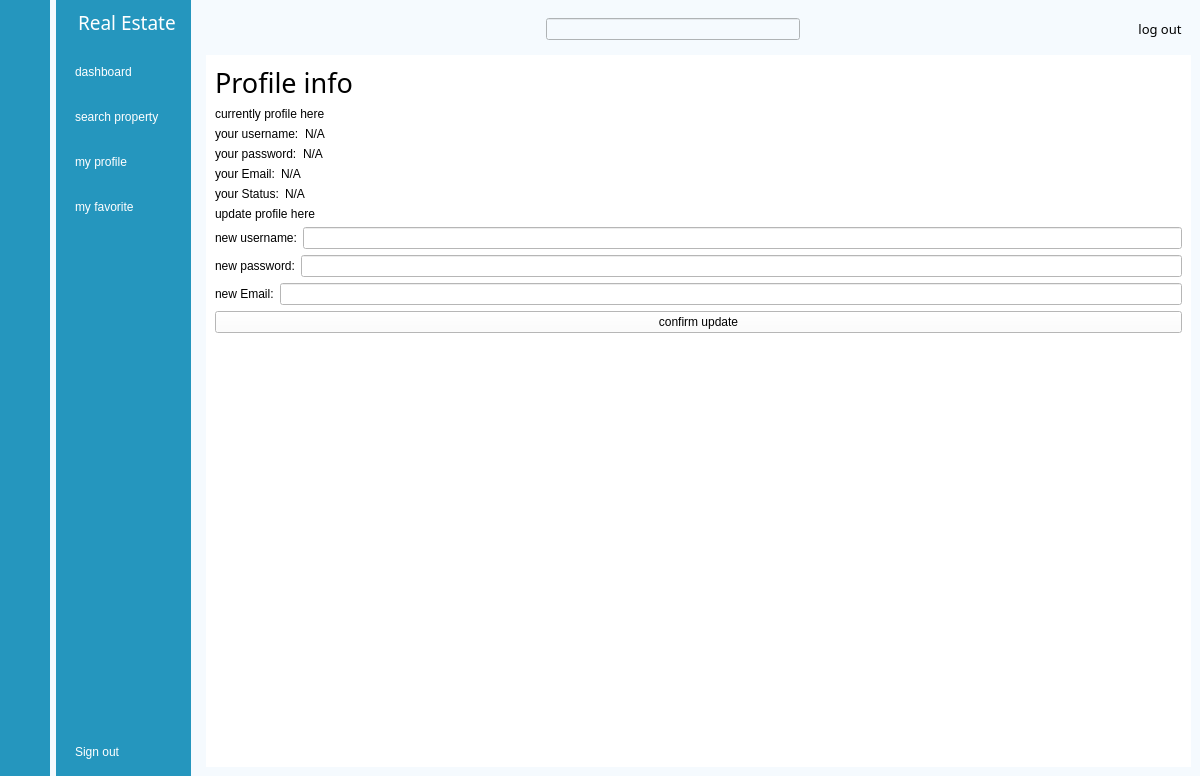
Before: the Qt Designer form BuyerMenu.ui in EricLi0473/CSIT314, drawn with Qt 5.
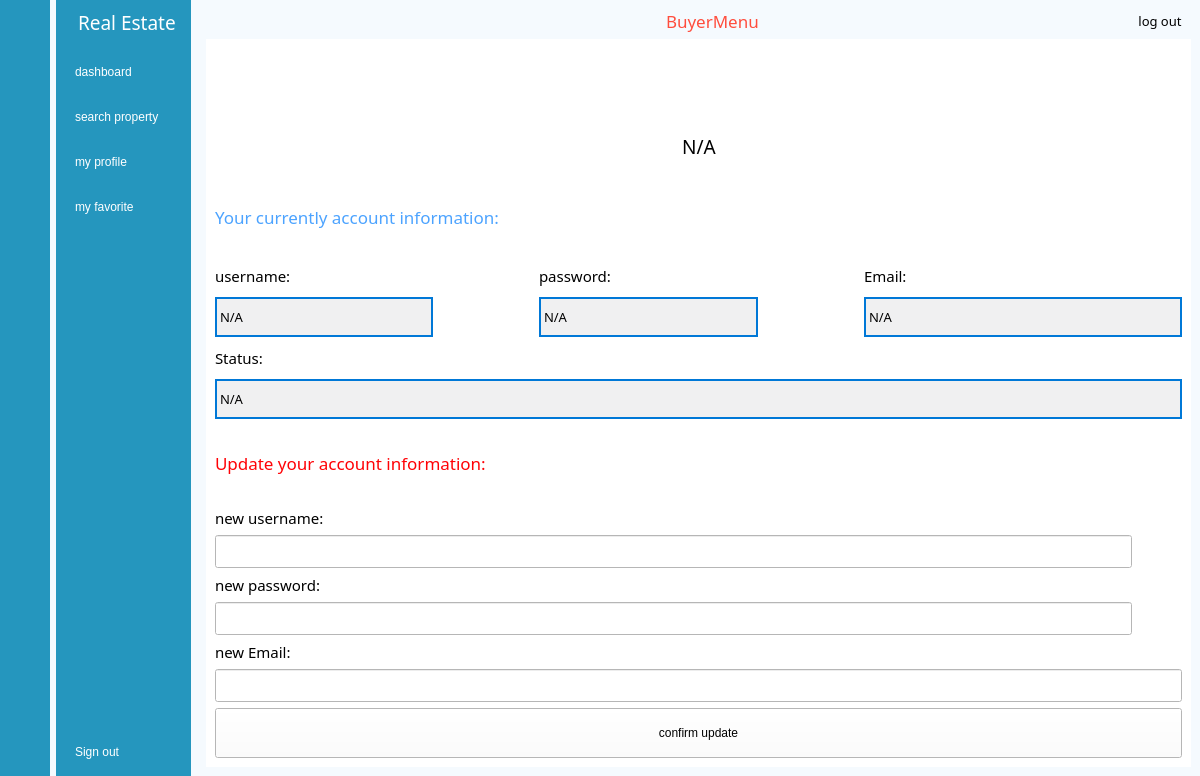
After: the same form once the commit is applied. Icons and pictures are not drawn. Custom widgets are drawn as their Qt base class.

The edit to the form file:
```diff
--- a/BuyerMenu.ui
+++ b/BuyerMenu.ui
@@ -372,6 +372,12 @@
        <item>
         <widget class="QWidget" name="header_widget" native="true">
          <layout class="QHBoxLayout" name="horizontalLayout_4">
+          <property name="topMargin">
+           <number>0</number>
+          </property>
+          <property name="bottomMargin">
+           <number>0</number>
+          </property>
           <item>
            <widget class="QPushButton" name="btn_nav_bar">
             <property name="styleSheet">
@@ -382,7 +388,13 @@
             </property>
             <property name="icon">
              <iconset resource="res.qrc">
-              <normaloff>:/icons2/icons/icon2/menu.png</normaloff>:/icons2/icons/icon2/menu.png</iconset>
+              <normaloff>:/blue/icons/blue/align-justify.svg</normaloff>:/blue/icons/blue/align-justify.svg</iconset>
+            </property>
+            <property name="iconSize">
+             <size>
+              <width>30</width>
+              <height>40</height>
+             </size>
             </property>
             <property name="checkable">
              <bool>true</bool>
@@ -408,26 +420,41 @@
              <number>7</number>
             </property>
             <item>
-             <widget class="LineEdit" name="LineEdit">
-              <property name="sizePolicy">
-               <sizepolicy hsizetype="Expanding" vsizetype="Fixed">
-                <horstretch>0</horstretch>
-                <verstretch>0</verstretch>
-               </sizepolicy>
-              </property>
-             </widget>
-            </item>
-            <item>
-             <widget class="QPushButton" name="btn_search">
+             <widget class="QPushButton" name="pushButton">
               <property name="styleSheet">
-               <string notr="true">border:none</string>
+               <string notr="true">QPushButton{
+
+	border:none;
+}</string>
               </property>
               <property name="text">
                <string/>
               </property>
               <property name="icon">
                <iconset resource="res.qrc">
-                <normaloff>:/icons2/icons/icon2/search.png</normaloff>:/icons2/icons/icon2/search.png</iconset>
+                <normaloff>:/blue/icons/blue/airplay.svg</normaloff>:/blue/icons/blue/airplay.svg</iconset>
+              </property>
+              <property name="iconSize">
+               <size>
+                <width>40</width>
+                <height>30</height>
+               </size>
+              </property>
+             </widget>
+            </item>
+            <item>
+             <widget class="QLabel" name="label_7">
+              <property name="font">
+               <font>
+                <family>PT Root UI Bold</family>
+                <pointsize>13</pointsize>
+               </font>
+              </property>
+              <property name="styleSheet">
+               <string notr="true">color: rgb(255, 77, 61);</string>
+              </property>
+              <property name="text">
+               <string>BuyerMenu</string>
               </property>
              </widget>
             </item>
@@ -569,118 +596,333 @@
           </layout>
          </widget>
          <widget class="QWidget" name="page_rating">
-          <layout class="QVBoxLayout" name="verticalLayout_6">
+          <layout class="QVBoxLayout" name="verticalLayout_21">
+           <item>
+            <layout class="QHBoxLayout" name="horizontalLayout_15">
+             <property name="topMargin">
+              <number>10</number>
+             </property>
+             <item>
+              <spacer name="horizontalSpacer_4">
+               <property name="orientation">
+                <enum>Qt::Horizontal</enum>
+               </property>
+               <property name="sizeHint" stdset="0">
+                <size>
+                 <width>40</width>
+                 <height>20</height>
+                </size>
+               </property>
+              </spacer>
+             </item>
+             <item>
+              <layout class="QVBoxLayout" name="verticalLayout_6">
+               <item>
+                <widget class="QPushButton" name="pushButton_2">
+                 <property name="sizePolicy">
+                  <sizepolicy hsizetype="Minimum" vsizetype="Ignored">
+                   <horstretch>0</horstretch>
+                   <verstretch>0</verstretch>
+                  </sizepolicy>
+                 </property>
+                 <property name="minimumSize">
+                  <size>
+                   <width>64</width>
+                   <height>55</height>
+                  </size>
+                 </property>
+                 <property name="styleSheet">
+                  <string notr="true">QPushButton{
+
+	border:none;
+}</string>
+                 </property>
+                 <property name="text">
+                  <string/>
+                 </property>
+                 <property name="icon">
+                  <iconset resource="res.qrc">
+                   <normaloff>:/blue/icons/blue/user.svg</normaloff>:/blue/icons/blue/user.svg</iconset>
+                 </property>
+                 <property name="iconSize">
+                  <size>
+                   <width>60</width>
+                   <height>60</height>
+                  </size>
+                 </property>
+                </widget>
+               </item>
+               <item>
+                <widget class="QLabel" name="Label_username_2">
+                 <property name="sizePolicy">
+                  <sizepolicy hsizetype="Maximum" vsizetype="Ignored">
+                   <horstretch>0</horstretch>
+                   <verstretch>0</verstretch>
+                  </sizepolicy>
+                 </property>
+                 <property name="minimumSize">
+                  <size>
+                   <width>300</width>
+                   <height>54</height>
+                  </size>
+                 </property>
+                 <property name="font">
+                  <font>
+                   <family>PT Root UI Bold</family>
+                   <pointsize>14</pointsize>
+                  </font>
+                 </property>
+                 <property name="layoutDirection">
+                  <enum>Qt::LeftToRight</enum>
+                 </property>
+                 <property name="inputMethodHints">
+                  <set>Qt::ImhNone</set>
+                 </property>
+                 <property name="text">
+                  <string>N/A</string>
+                 </property>
+                 <property name="alignment">
+                  <set>Qt::AlignCenter</set>
+                 </property>
+                 <property name="margin">
+                  <number>129</number>
+                 </property>
+                </widget>
+               </item>
+              </layout>
+             </item>
+             <item>
+              <spacer name="horizontalSpacer_3">
+               <property name="orientation">
+                <enum>Qt::Horizontal</enum>
+               </property>
+               <property name="sizeHint" stdset="0">
+                <size>
+                 <width>40</width>
+                 <height>20</height>
+                </size>
+               </property>
+              </spacer>
+             </item>
+            </layout>
+           </item>
            <item>
             <widget class="QLabel" name="label_6">
+             <property name="minimumSize">
+              <size>
+               <width>0</width>
+               <height>30</height>
+              </size>
+             </property>
              <property name="font">
               <font>
                <family>PT Root UI Bold</family>
-               <pointsize>20</pointsize>
-               <italic>false</italic>
-               <underline>false</underline>
+               <pointsize>13</pointsize>
               </font>
              </property>
-             <property name="text">
-              <string>Profile info</string>
+             <property name="styleSheet">
+              <string notr="true">color: rgb(76, 163, 255);</string>
              </property>
-            </widget>
-           </item>
-           <item>
-            <widget class="LargeTitleLabel" name="LargeTitleLabel">
              <property name="text">
-              <string>currently profile here</string>
+              <string>Your currently account information:</string>
              </property>
             </widget>
            </item>
            <item>
             <layout class="QHBoxLayout" name="horizontalLayout_8">
              <item>
-              <widget class="SubtitleLabel" name="SubtitleLabel">
-               <property name="text">
-                <string>your username:</string>
+              <layout class="QVBoxLayout" name="verticalLayout_9">
+               <property name="rightMargin">
+                <number>100</number>
                </property>
-              </widget>
+               <item>
+                <widget class="QLabel" name="label_12">
+                 <property name="minimumSize">
+                  <size>
+                   <width>100</width>
+                   <height>20</height>
+                  </size>
+                 </property>
+                 <property name="font">
+                  <font>
+                   <family>PT Root UI Medium</family>
+                   <pointsize>11</pointsize>
+                  </font>
+                 </property>
+                 <property name="text">
+                  <string>username:</string>
+                 </property>
+                </widget>
+               </item>
+               <item>
+                <widget class="QLabel" name="Label_username">
+                 <property name="minimumSize">
+                  <size>
+                   <width>200</width>
+                   <height>40</height>
+                  </size>
+                 </property>
+                 <property name="font">
+                  <font>
+                   <family>PT Root UI Bold</family>
+                   <pointsize>10</pointsize>
+                  </font>
+                 </property>
+                 <property name="styleSheet">
+                  <string notr="true">QLabel {
+    border: 2px solid #0078D7;
+    background-color: #F0F0F1;
+}</string>
+                 </property>
+                 <property name="text">
+                  <string>N/A</string>
+                 </property>
+                </widget>
+               </item>
+              </layout>
              </item>
              <item>
-              <widget class="SubtitleLabel" name="Label_username">
-               <property name="sizePolicy">
-                <sizepolicy hsizetype="Preferred" vsizetype="Preferred">
-                 <horstretch>11</horstretch>
-                 <verstretch>0</verstretch>
-                </sizepolicy>
+              <layout class="QVBoxLayout" name="verticalLayout_14">
+               <property name="rightMargin">
+                <number>100</number>
                </property>
-               <property name="text">
-                <string>N/A</string>
-               </property>
-              </widget>
+               <item>
+                <widget class="QLabel" name="label_15">
+                 <property name="minimumSize">
+                  <size>
+                   <width>100</width>
+                   <height>20</height>
+                  </size>
+                 </property>
+                 <property name="font">
+                  <font>
+                   <family>PT Root UI Medium</family>
+                   <pointsize>11</pointsize>
+                  </font>
+                 </property>
+                 <property name="text">
+                  <string>password:</string>
+                 </property>
+                </widget>
+               </item>
+               <item>
+                <widget class="QLabel" name="Label_Password">
+                 <property name="minimumSize">
+                  <size>
+                   <width>200</width>
+                   <height>40</height>
+                  </size>
+                 </property>
+                 <property name="font">
+                  <font>
+                   <family>PT Root UI Bold</family>
+                   <pointsize>10</pointsize>
+                  </font>
+                 </property>
+                 <property name="styleSheet">
+                  <string notr="true">QLabel {
+    border: 2px solid #0078D7;
+    background-color: #F0F0F1;
+}</string>
+                 </property>
+                 <property name="text">
+                  <string>N/A</string>
+                 </property>
+                </widget>
+               </item>
+              </layout>
              </item>
-            </layout>
-           </item>
-           <item>
-            <layout class="QHBoxLayout" name="horizontalLayout_10">
              <item>
-              <widget class="SubtitleLabel" name="SubtitleLabel_3">
-               <property name="text">
-                <string>your password:</string>
-               </property>
-              </widget>
+              <layout class="QVBoxLayout" name="verticalLayout_15">
+               <item>
+                <widget class="QLabel" name="label_17">
+                 <property name="minimumSize">
+                  <size>
+                   <width>100</width>
+                   <height>20</height>
+                  </size>
+                 </property>
+                 <property name="font">
+                  <font>
+                   <family>PT Root UI Medium</family>
+                   <pointsize>11</pointsize>
+                  </font>
+                 </property>
+                 <property name="text">
+                  <string>Email:</string>
+                 </property>
+                </widget>
+               </item>
+               <item>
+                <widget class="QLabel" name="Label_email">
+                 <property name="minimumSize">
+                  <size>
+                   <width>200</width>
+                   <height>40</height>
+                  </size>
+                 </property>
+                 <property name="font">
+                  <font>
+                   <family>PT Root UI Bold</family>
+                   <pointsize>10</pointsize>
+                  </font>
+                 </property>
+                 <property name="styleSheet">
+                  <string notr="true">QLabel {
+    border: 2px solid #0078D7;
+    background-color: #F0F0F1;
+}</string>
+                 </property>
+                 <property name="text">
+                  <string>N/A</string>
+                 </property>
+                </widget>
+               </item>
+              </layout>
              </item>
-             <item>
-              <widget class="SubtitleLabel" name="Label_password">
-               <property name="sizePolicy">
-                <sizepolicy hsizetype="Preferred" vsizetype="Preferred">
-                 <horstretch>1</horstretch>
-                 <verstretch>0</verstretch>
-                </sizepolicy>
-               </property>
-               <property name="text">
-                <string>N/A</string>
-               </property>
-              </widget>
-             </item>
             </layout>
            </item>
            <item>
-            <layout class="QHBoxLayout" name="horizontalLayout_9">
+            <layout class="QVBoxLayout" name="verticalLayout_16">
              <item>
-              <widget class="SubtitleLabel" name="SubtitleLabel_2">
-               <property name="text">
-                <string>your Email:</string>
+              <widget class="QLabel" name="label_18">
+               <property name="minimumSize">
+                <size>
+                 <width>100</width>
+                 <height>20</height>
+                </size>
                </property>
-              </widget>
-             </item>
-             <item>
-              <widget class="SubtitleLabel" name="Label_email">
-               <property name="sizePolicy">
-                <sizepolicy hsizetype="Preferred" vsizetype="Preferred">
-                 <horstretch>1</horstretch>
-                 <verstretch>0</verstretch>
-                </sizepolicy>
+               <property name="font">
+                <font>
+                 <family>PT Root UI Medium</family>
+                 <pointsize>11</pointsize>
+                </font>
                </property>
                <property name="text">
-                <string>N/A</string>
+                <string>Status:</string>
                </property>
               </widget>
              </item>
-            </layout>
-           </item>
-           <item>
-            <layout class="QHBoxLayout" name="horizontalLayout_11">
              <item>
-              <widget class="SubtitleLabel" name="SubtitleLabel_7">
-               <property name="text">
-                <string>your Status:</string>
+              <widget class="QLabel" name="Label_status">
+               <property name="minimumSize">
+                <size>
+                 <width>200</width>
+                 <height>40</height>
+                </size>
                </property>
-              </widget>
-             </item>
-             <item>
-              <widget class="SubtitleLabel" name="Label_status">
-               <property name="sizePolicy">
-                <sizepolicy hsizetype="Preferred" vsizetype="Preferred">
-                 <horstretch>1</horstretch>
-                 <verstretch>0</verstretch>
-                </sizepolicy>
+               <property name="font">
+                <font>
+                 <family>PT Root UI Bold</family>
+                 <pointsize>10</pointsize>
+                </font>
                </property>
+               <property name="styleSheet">
+                <string notr="true">QLabel {
+    border: 2px solid #0078D7;
+    background-color: #F0F0F1;
+}</string>
+               </property>
                <property name="text">
                 <string>N/A</string>
                </property>
@@ -689,74 +931,155 @@
             </layout>
            </item>
            <item>
-            <widget class="LargeTitleLabel" name="LargeTitleLabel_2">
+            <widget class="QLabel" name="label_21">
+             <property name="minimumSize">
+              <size>
+               <width>0</width>
+               <height>30</height>
+              </size>
+             </property>
+             <property name="font">
+              <font>
+               <family>PT Root UI Bold</family>
+               <pointsize>13</pointsize>
+              </font>
+             </property>
+             <property name="styleSheet">
+              <string notr="true">color: rgb(255, 2, 6);</string>
+             </property>
              <property name="text">
-              <string>update profile here</string>
+              <string>Update your account information:</string>
              </property>
             </widget>
            </item>
            <item>
-            <layout class="QHBoxLayout" name="horizontalLayout_12">
+            <layout class="QVBoxLayout" name="verticalLayout_20">
              <item>
-              <widget class="SubtitleLabel" name="SubtitleLabel_4">
-               <property name="text">
-                <string>new username:</string>
-               </property>
-              </widget>
-             </item>
-             <item>
-              <widget class="LineEdit" name="LineEdit_newUserName"/>
-             </item>
-            </layout>
-           </item>
-           <item>
-            <layout class="QHBoxLayout" name="horizontalLayout_13">
-             <item>
-              <widget class="SubtitleLabel" name="SubtitleLabel_5">
-               <property name="text">
-                <string>new password:</string>
-               </property>
-              </widget>
-             </item>
-             <item>
-              <widget class="PasswordLineEdit" name="LineEdit_newPassword"/>
-             </item>
-            </layout>
-           </item>
-           <item>
-            <layout class="QHBoxLayout" name="horizontalLayout_14">
-             <item>
-              <widget class="SubtitleLabel" name="SubtitleLabel_6">
-               <property name="text">
-                <string>new Email:</string>
-               </property>
-              </widget>
-             </item>
-             <item>
-              <widget class="LineEdit" name="LineEdit_newEmail"/>
+              <layout class="QVBoxLayout" name="verticalLayout_19">
+               <item>
+                <layout class="QVBoxLayout" name="verticalLayout_17">
+                 <property name="rightMargin">
+                  <number>50</number>
+                 </property>
+                 <item>
+                  <widget class="QLabel" name="label_14">
+                   <property name="minimumSize">
+                    <size>
+                     <width>150</width>
+                     <height>15</height>
+                    </size>
+                   </property>
+                   <property name="font">
+                    <font>
+                     <family>PT Root UI Medium</family>
+                     <pointsize>11</pointsize>
+                    </font>
+                   </property>
+                   <property name="text">
+                    <string>new username:</string>
+                   </property>
+                  </widget>
+                 </item>
+                 <item>
+                  <widget class="LineEdit" name="LineEdit_newUserName">
+                   <property name="minimumSize">
+                    <size>
+                     <width>200</width>
+                     <height>33</height>
+                    </size>
+                   </property>
+                  </widget>
+                 </item>
+                </layout>
+               </item>
+               <item>
+                <layout class="QVBoxLayout" name="verticalLayout_18">
+                 <property name="rightMargin">
+                  <number>50</number>
+                 </property>
+                 <item>
+                  <widget class="QLabel" name="label_19">
+                   <property name="minimumSize">
+                    <size>
+                     <width>150</width>
+                     <height>15</height>
+                    </size>
+                   </property>
+                   <property name="font">
+                    <font>
+                     <family>PT Root UI Medium</family>
+                     <pointsize>11</pointsize>
+                    </font>
+                   </property>
+                   <property name="text">
+                    <string>new password:</string>
+                   </property>
+                  </widget>
+                 </item>
+                 <item>
+                  <widget class="PasswordLineEdit" name="LineEdit_newPassword">
+                   <property name="minimumSize">
+                    <size>
+                     <width>250</width>
+                     <height>33</height>
+                    </size>
+                   </property>
+                   <property name="text">
+                    <string/>
+                   </property>
+                  </widget>
+                 </item>
+                </layout>
+               </item>
+               <item>
+                <widget class="QLabel" name="label_20">
+                 <property name="minimumSize">
+                  <size>
+                   <width>150</width>
+                   <height>15</height>
+                  </size>
+                 </property>
+                 <property name="font">
+                  <font>
+                   <family>PT Root UI Medium</family>
+                   <pointsize>11</pointsize>
+                  </font>
+                 </property>
+                 <property name="text">
+                  <string>new Email:</string>
+                 </property>
+                </widget>
+               </item>
+               <item>
+                <widget class="LineEdit" name="LineEdit_newEmail">
+                 <property name="minimumSize">
+                  <size>
+                   <width>200</width>
+                   <height>33</height>
+                  </size>
+                 </property>
+                 <property name="text">
+                  <string/>
+                 </property>
+                </widget>
+               </item>
+              </layout>
              </item>
             </layout>
            </item>
            <item>
             <widget class="PrimaryPushButton" name="btn_update_profile">
+             <property name="minimumSize">
+              <size>
+               <width>0</width>
+               <height>50</height>
+              </size>
+             </property>
              <property name="text">
               <string>confirm update</string>
              </property>
             </widget>
            </item>
-           <item>
-            <spacer name="verticalSpacer">
-             <property name="orientation">
-              <enum>Qt::Vertical</enum>
-             </property>
-             <property name="sizeHint" stdset="0">
-              <size>
-               <width>20</width>
-               <height>40</height>
-              </size>
-             </property>
-            </spacer>
-           </item>
           </layout>
          </widget>
          <widget class="QWidget" name="page_newFav">
@@ -947,21 +1270,11 @@
    <header>qfluentwidgetspro</header>
    <container>1</container>
   </customwidget>
-  <customwidget>
-   <class>SubtitleLabel</class>
-   <extends>QLabel</extends>
-   <header>qfluentwidgets</header>
-  </customwidget>
   <customwidget>
    <class>TitleLabel</class>
    <extends>QLabel</extends>
    <header>qfluentwidgets</header>
   </customwidget>
-  <customwidget>
-   <class>LargeTitleLabel</class>
-   <extends>QLabel</extends>
-   <header>qfluentwidgets</header>
-  </customwidget>
   <customwidget>
    <class>LineEdit</class>
    <extends>QLineEdit</extends>
```
Left out of the diff: 28 changed lines with no effect on the pictures.
